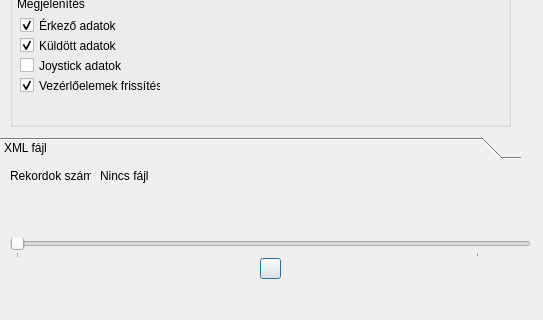
The window that src-cpp/vezerlo-gui/lejatszas.ui (KerteszDomokos/tengeralattjaro-cpp) describes before a commit, drawn with Qt 5; both pictures show x 0 to 543 and y 182 to 502 of the 543 by 502 pixel window.
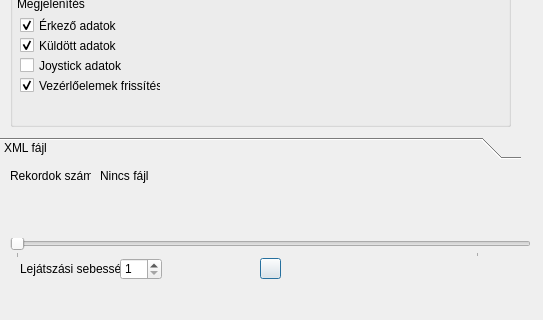
The same window after the commit. Icons and pictures are not drawn.

Commit message: Automatikus lejátszás Lejátszás befejezése bezáráskor Lejátszási sebesség ikon

What changed in the file:
```diff
--- a/src-cpp/vezerlo-gui/lejatszas.ui
+++ b/src-cpp/vezerlo-gui/lejatszas.ui
@@ -330,6 +330,35 @@
     <string/>
    </property>
   </widget>
+  <widget class="QLabel" name="label_4">
+   <property name="geometry">
+    <rect>
+     <x>20</x>
+     <y>440</y>
+     <width>101</width>
+     <height>21</height>
+    </rect>
+   </property>
+   <property name="text">
+    <string>Lejátszási sebesség:</string>
+   </property>
+  </widget>
+  <widget class="QSpinBox" name="sebesseg">
+   <property name="geometry">
+    <rect>
+     <x>120</x>
+     <y>440</y>
+     <width>42</width>
+     <height>22</height>
+    </rect>
+   </property>
+   <property name="minimum">
+    <number>1</number>
+   </property>
+   <property name="maximum">
+    <number>10</number>
+   </property>
+  </widget>
  </widget>
  <resources>
   <include location="resource.qrc"/>
```
The commit also changes 4 other files.
